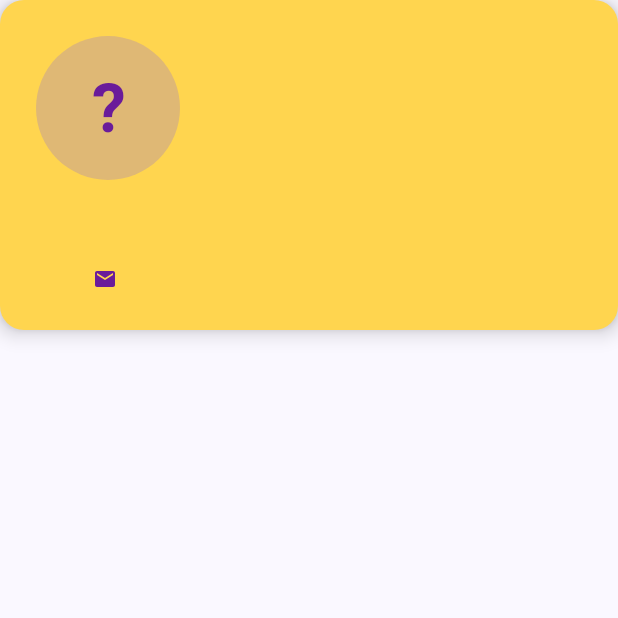
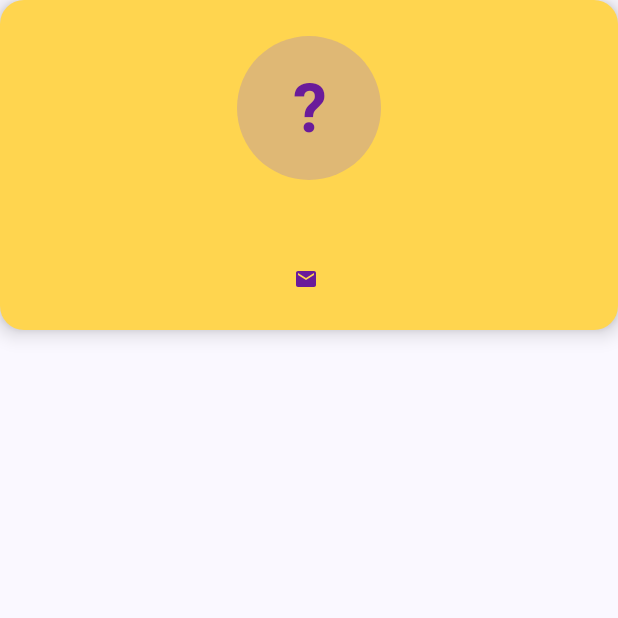
Before and after one commit to AKeeF-Albayrak/LetterWars, an Android app built with Jetpack Compose: the composable ProfileHeader shown on its own in the app's theme, on a phone screen of 412 x 824 dp, the top half of it. Run offline under Robolectric (Android 15) with nearby library versions, the phone set to English and light mode, and no system bars.

Commit message:
Design logo update

```diff
--- a/app/src/main/java/com/example/letterwars/ui/screen/profile/UserProfileScreen.kt
+++ b/app/src/main/java/com/example/letterwars/ui/screen/profile/UserProfileScreen.kt
@@ -170,19 +170,23 @@
 
             Spacer(modifier = Modifier.height(16.dp))
 
-            // Kullanıcı adı
+            // Kullanıcı adı - metni ortalı
             Text(
                 text = user.username,
                 style = MaterialTheme.typography.headlineSmall,
                 fontWeight = FontWeight.Bold,
-                color = Color(0xFF333333)
+                color = Color(0xFF333333),
+                textAlign = TextAlign.Center,
+                modifier = Modifier.fillMaxWidth()
             )
 
             Spacer(modifier = Modifier.height(8.dp))
 
-            // Email
+            // Email - satırı ortalı
             Row(
-                verticalAlignment = Alignment.CenterVertically
+                verticalAlignment = Alignment.CenterVertically,
+                horizontalArrangement = Arrangement.Center,
+                modifier = Modifier.fillMaxWidth()
             ) {
                 Icon(
                     Icons.Default.Email,
@@ -194,7 +198,8 @@
                 Text(
                     text = user.email,
                     style = MaterialTheme.typography.bodyMedium,
-                    color = Color(0xFF757575)
+                    color = Color(0xFF757575),
+                    textAlign = TextAlign.Center
                 )
             }
         }
```
